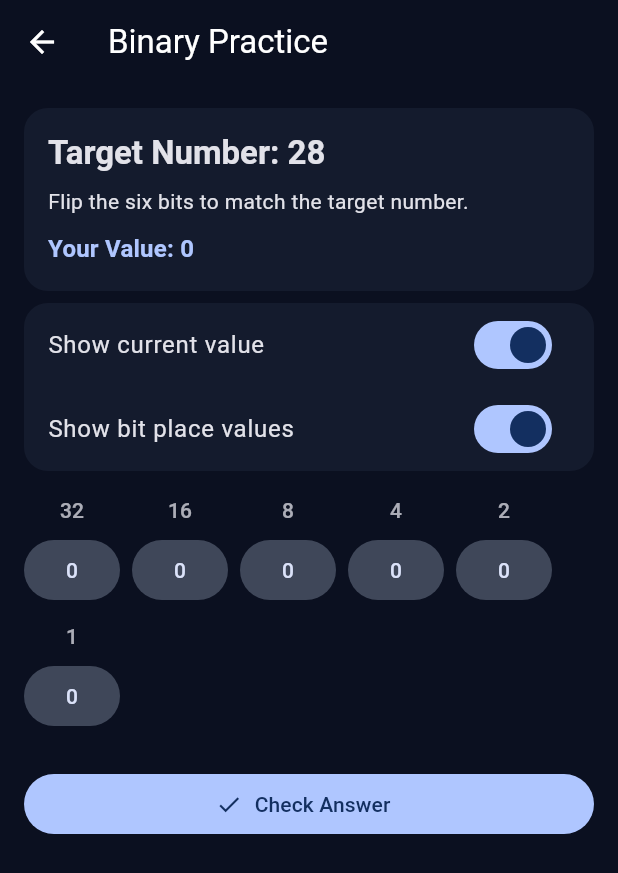
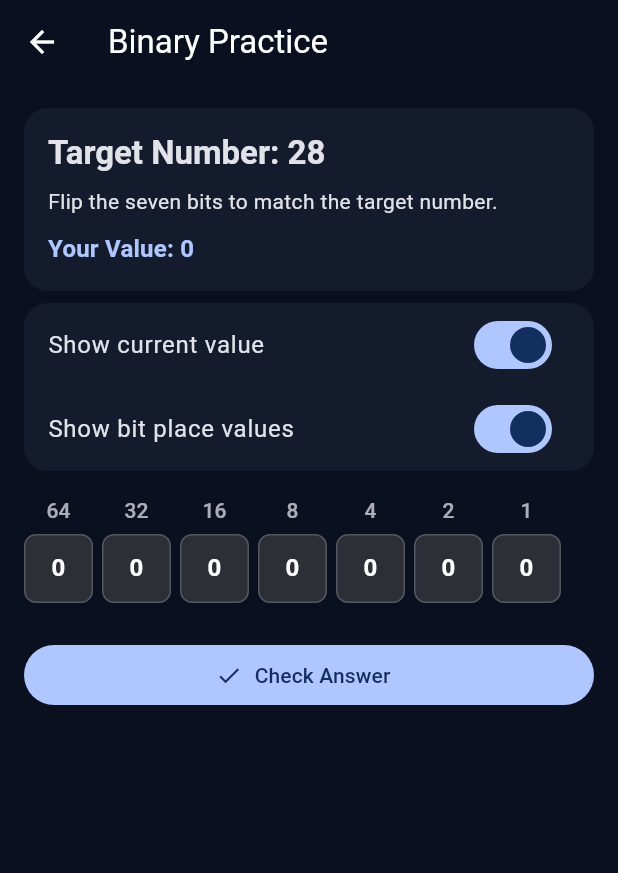
Before and after one commit to lukejosephson/cs_app, a Flutter app: the BinaryPracticeScreen screen opened directly, on a phone screen of 412 x 824 dp. Shown: the top 873 px of the screen. Run offline on Flutter 3.47's test engine with Material 3 defaults, Android fonts, the phone set to English and light mode, and no system bars; our stand-ins replace flutter_riverpod.

Commit message:
Binary practice: upgrade to 7-bit tiles
Co-authored-by: Copilot <223556219+Copilot@users.noreply.github.com>

```diff
--- a/lib/models/binary_practice_state.dart
+++ b/lib/models/binary_practice_state.dart
@@ -11,7 +11,7 @@ class BinaryPracticeState {
   factory BinaryPracticeState.initial(int targetNumber) {
     return BinaryPracticeState(
       targetNumber: targetNumber,
-      bits: List<bool>.filled(6, false),
+      bits: List<bool>.filled(7, false),
       feedback: null,
       isCorrect: null,
       showCurrentValue: true,
--- a/lib/providers/binary_practice_provider.dart
+++ b/lib/providers/binary_practice_provider.dart
@@ -12,7 +12,7 @@ final binaryPracticeProvider =
     });
 
 class BinaryPracticeController extends StateNotifier<BinaryPracticeState> {
-  BinaryPracticeController(this._random) : super(BinaryPracticeState.initial(_random.nextInt(64)));
+  BinaryPracticeController(this._random) : super(BinaryPracticeState.initial(_random.nextInt(128)));
 
   final Random _random;
 
@@ -25,8 +25,8 @@ class BinaryPracticeController extends StateNotifier<BinaryPracticeState> {
   void checkAnswer() {
     if (state.currentValue == state.targetNumber) {
       state = BinaryPracticeState(
-        targetNumber: _random.nextInt(64),
-        bits: List<bool>.filled(6, false),
+        targetNumber: _random.nextInt(128),
+        bits: List<bool>.filled(7, false),
         feedback: 'Correct! Great work. Here is a new number.',
         isCorrect: true,
         showCurrentValue: state.showCurrentValue,
@@ -37,7 +37,7 @@ class BinaryPracticeController extends StateNotifier<BinaryPracticeState> {
 
     state = state.copyWith(
       feedback:
-          'Not quite. Correct answer: ${state.targetNumber.toRadixString(2).padLeft(6, '0')}',
+          'Not quite. Correct answer: ${state.targetNumber.toRadixString(2).padLeft(7, '0')}',
       isCorrect: false,
     );
   }
--- a/lib/screens/binary_practice_screen.dart
+++ b/lib/screens/binary_practice_screen.dart
@@ -12,7 +12,7 @@ class BinaryPracticeScreen extends ConsumerWidget {
     final controller = ref.read(binaryPracticeProvider.notifier);
     final textTheme = Theme.of(context).textTheme;
     final colorScheme = Theme.of(context).colorScheme;
-    const weights = [32, 16, 8, 4, 2, 1];
+    const weights = [64, 32, 16, 8, 4, 2, 1];
 
     return Scaffold(
       appBar: AppBar(title: const Text('Binary Practice')),
@@ -31,7 +31,7 @@ class BinaryPracticeScreen extends ConsumerWidget {
                   ),
                   const SizedBox(height: 8),
                   Text(
-                    'Flip the six bits to match the target number.',
+                    'Flip the seven bits to match the target number.',
                     style: textTheme.bodyMedium,
                   ),
                   if (state.showCurrentValue) ...[
@@ -67,8 +67,8 @@ class BinaryPracticeScreen extends ConsumerWidget {
           ),
           const SizedBox(height: 16),
           Wrap(
-            spacing: 8,
-            runSpacing: 10,
+            spacing: 6,
+            runSpacing: 8,
             children: List.generate(weights.length, (index) {
               final isOn = state.bits[index];
               return Column(
@@ -81,11 +81,35 @@ class BinaryPracticeScreen extends ConsumerWidget {
                         color: colorScheme.onSurface.withValues(alpha: 0.75),
                       ),
                     ),
-                  SizedBox(height: state.showBitPlaceValues ? 6 : 24),
-                  FilledButton.tonal(
+                  SizedBox(height: state.showBitPlaceValues ? 6 : 22),
+                  InkWell(
                     key: ValueKey('bit-toggle-$index'),
-                    onPressed: () => controller.toggleBit(index),
-                    child: Text(isOn ? '1' : '0'),
+                    borderRadius: BorderRadius.circular(8),
+                    onTap: () => controller.toggleBit(index),
+                    child: AnimatedContainer(
+                      duration: const Duration(milliseconds: 120),
+                      width: 46,
+                      height: 46,
+                      alignment: Alignment.center,
+                      decoration: BoxDecoration(
+                        color: isOn
+                            ? Colors.green.shade600
+                            : colorScheme.surfaceContainerHighest.withValues(alpha: 0.85),
+                        borderRadius: BorderRadius.circular(8),
+                        border: Border.all(
+                          color: isOn
+                              ? Colors.green.shade300
+                              : colorScheme.outline.withValues(alpha: 0.4),
+                        ),
+                      ),
+                      child: Text(
+                        isOn ? '1' : '0',
+                        style: textTheme.titleMedium?.copyWith(
+                          fontWeight: FontWeight.w700,
+                          color: Colors.white,
+                        ),
+                      ),
+                    ),
                   ),
                 ],
               );
```
Also changed, not shown: 2 other files.
